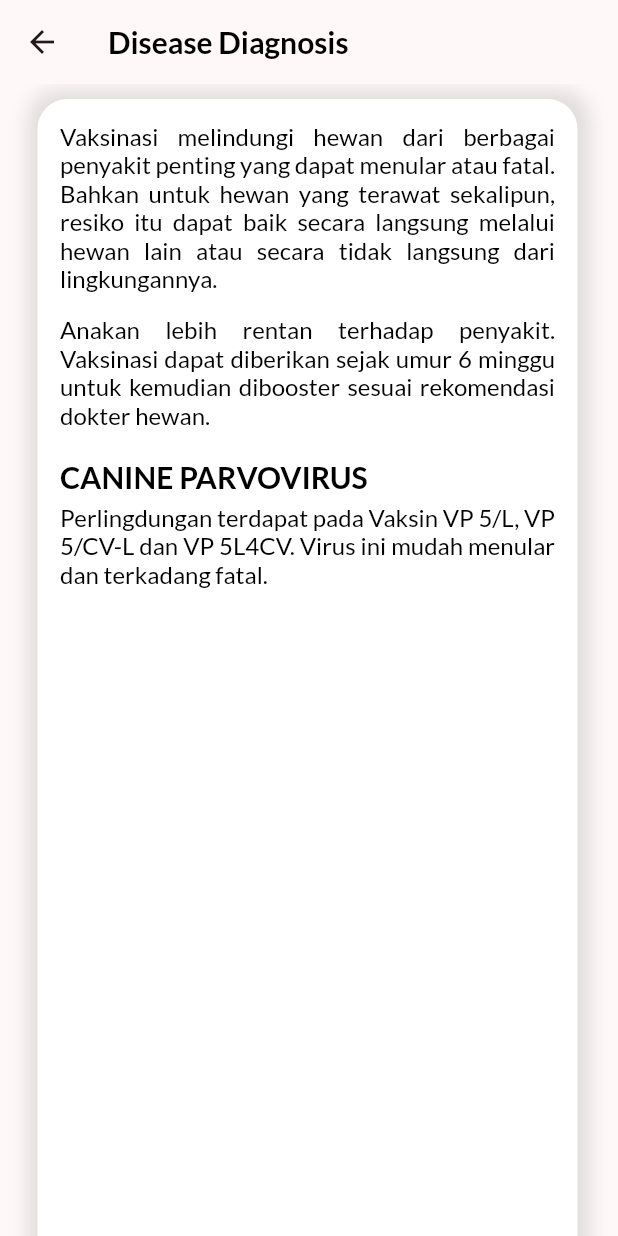
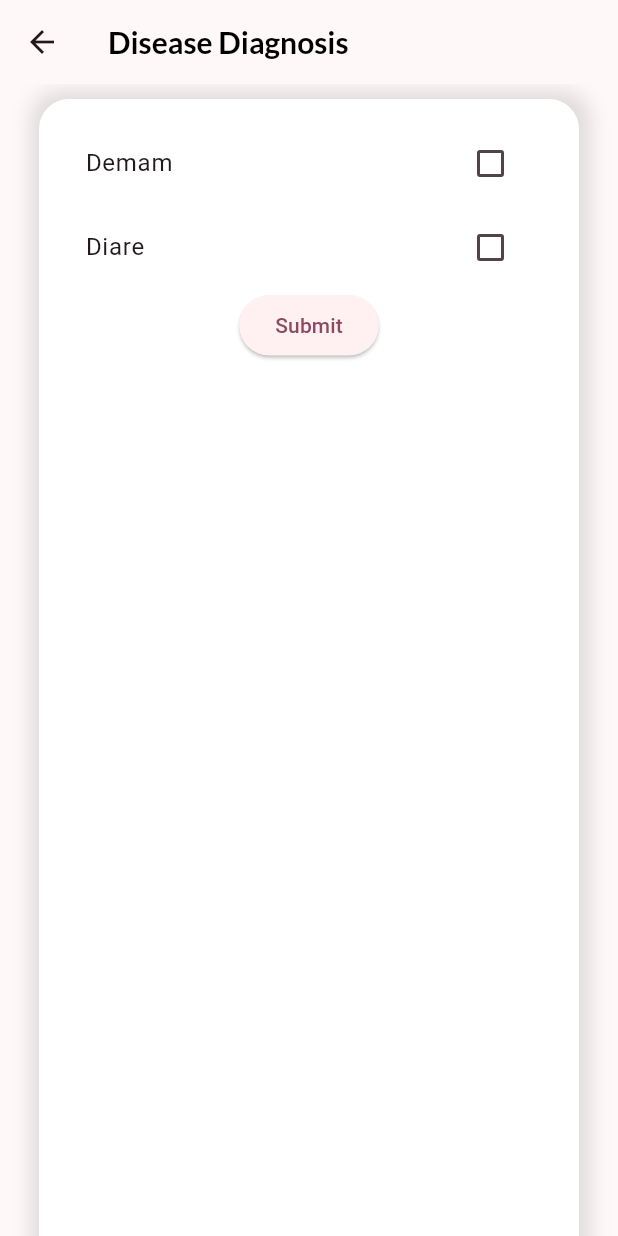
Before and after one commit to Tiarasekarsini/067_AloAnimal, a Flutter app: the Diagnosis screen opened directly, on a phone screen of 412 x 824 dp. Run offline on Flutter 3.47's test engine with Material 2 defaults, Android fonts, the phone set to English and light mode, and no system bars; our stand-ins replace cloud_firestore, firebase_auth, firebase_core, fluttertoast, google_fonts, smooth_page_indicator; accounts and stored records are empty.

Commit message:
create view for disease diagnosis and history

```diff
--- a/lib/view/diagnosis/diagnosis.dart
+++ b/lib/view/diagnosis/diagnosis.dart
@@ -9,6 +9,8 @@ class Diagnosis extends StatefulWidget {
 }
 
 class _DiagnosisState extends State<Diagnosis> {
+  String? namaPenyakit;
+  List<bool> checkedList = [false, false, false];
   @override
   Widget build(BuildContext context) {
     return Scaffold(
@@ -20,11 +22,8 @@ class _DiagnosisState extends State<Diagnosis> {
           color: Colors.black,
         ),
       ),
-        body: SingleChildScrollView(
-            child: SafeArea(
-                child: Column(
-                    mainAxisAlignment: MainAxisAlignment.center,
-                    children: [
+      body: ListView(children: [
+        Column(children: [
           Container(
             margin: const EdgeInsets.only(left: 25, right: 25, top: 10),
             decoration: BoxDecoration(
@@ -43,72 +42,59 @@ class _DiagnosisState extends State<Diagnosis> {
             height: 1300,
             width: 360,
             child: Column(
-                      crossAxisAlignment: CrossAxisAlignment.start,
               children: [
-                        RichText(
-                          textAlign: TextAlign.justify,
-                          text: TextSpan(
+                CheckboxListTile(
+                    title: Text('Demam'),
+                    value: checkedList[0],
+                    onChanged: (value) {
+                      setState(() {
+                        checkedList[0] = value!;
+                      });
+                    }),
+                CheckboxListTile(
+                  title: Text('Diare'),
+                  value: checkedList[1],
+                  onChanged: (value) {
+                    setState(() {
+                      checkedList[1] = value!;
+                    });
+                  },
+                ),
+                ElevatedButton(
+                    onPressed: () {
+                      if (checkedList[0] && checkedList[1]) {
+                        namaPenyakit = "Demam";
+                        showDialog(
+                            context: context,
+                            builder: (BuildContext context) {
+                              return AlertDialog(
+                                title: Text('Ini adalah hasil diagnosis:'),
+                                content: Text('Nama Penyakit: $namaPenyakit'),
+                                actions: <Widget>[
+                                  TextButton(
+                                    style: TextButton.styleFrom(
+                                        backgroundColor: Colors.blue),
+                                    onPressed: () {
+                                      Navigator.pop(context);
+                                    },
+                                    child: Text(
+                                      'Save',
                                       style: GoogleFonts.lato(
-                              fontSize: 16,
-                              color: Colors.black,
+                                          fontSize: 15,
+                                          fontWeight: FontWeight.bold),
                                     ),
-                            children: [
-                              TextSpan(
-                                text:
-                                    'Vaksinasi melindungi hewan dari berbagai penyakit penting yang dapat menular atau fatal. Bahkan untuk hewan yang terawat sekalipun, resiko itu dapat baik secara langsung melalui hewan lain atau secara tidak langsung dari lingkungannya.',
-                              ),
+                                  )
+                                ],
+                              );
+                            });
+                      }
+                    },
+                    child: Text('Submit'))
               ],
             ),
-                        ),
-                        const SizedBox(height: 15),
-                        RichText(
-                          textAlign: TextAlign.justify,
-                          text: TextSpan(
-                            style: GoogleFonts.lato(
-                              fontSize: 16,
-                              color: Colors.black,
-                            ),
-                            children: [
-                              TextSpan(
-                                text:
-                                    'Anakan lebih rentan terhadap penyakit. Vaksinasi dapat diberikan sejak umur 6 minggu untuk kemudian dibooster sesuai rekomendasi dokter hewan.',
-                              ),
-                            ],
-                          ),
-                        ),
-                        const SizedBox(height: 20),
-                        RichText(
-                          textAlign: TextAlign.justify,
-                          text: TextSpan(
-                            style: GoogleFonts.lato(
-                              fontSize: 20,
-                              fontWeight: FontWeight.bold,
-                              color: Colors.black,
-                            ),
-                            children: [
-                              TextSpan(
-                                text: 'CANINE PARVOVIRUS',
-                              ),
-                            ],
-                          ),
-                        ),
-                        const SizedBox(height: 5),
-                        RichText(
-                          textAlign: TextAlign.justify,
-                          text: TextSpan(
-                            style: GoogleFonts.lato(
-                              fontSize: 16,
-                              color: Colors.black,
-                            ),
-                            children: [
-                              TextSpan(
-                                text:
-                                    'Perlingdungan terdapat pada Vaksin VP 5/L, VP 5/CV-L dan VP 5L4CV. Virus ini mudah menular dan terkadang fatal.',
-                              ),
-                            ],
-                          ),
-                        ),
-                      ]))
-            ]))));
+          )
+        ])
+      ]),
+    );
   }
 }
--- a/lib/view/home_page.dart
+++ b/lib/view/home_page.dart
@@ -2,6 +2,7 @@ import 'package:aloanimal/controller/rolebase_controller.dart';
 import 'package:aloanimal/view/aboutanimal/aboutanimal.dart';
 import 'package:aloanimal/view/animaldata/animaldata.dart';
 import 'package:aloanimal/view/diagnosis/diagnosis.dart';
+import 'package:aloanimal/view/diagnosis/riwayat_diagnosis.dart';
 import 'package:flutter/material.dart';
 import 'package:google_fonts/google_fonts.dart';
 import 'package:smooth_page_indicator/smooth_page_indicator.dart';
@@ -247,7 +248,10 @@ class _HomePageState extends State<HomePage> {
                     ),
                     child: GestureDetector(
                       onTap: () {
-                        // Add your onTap logic here
+                        Navigator.push(
+                            context,
+                            MaterialPageRoute(
+                                builder: (context) => RiwayatDiagnosis()));
                       },
                       child: Center(
                         child: Image.asset('assets/images/history.png'),
```
Also changed, not shown: lib/view/diagnosis/riwayat_diagnosis.dart (added, +24 -0 lines). Lines whose indentation alone changed are shown as unchanged.
